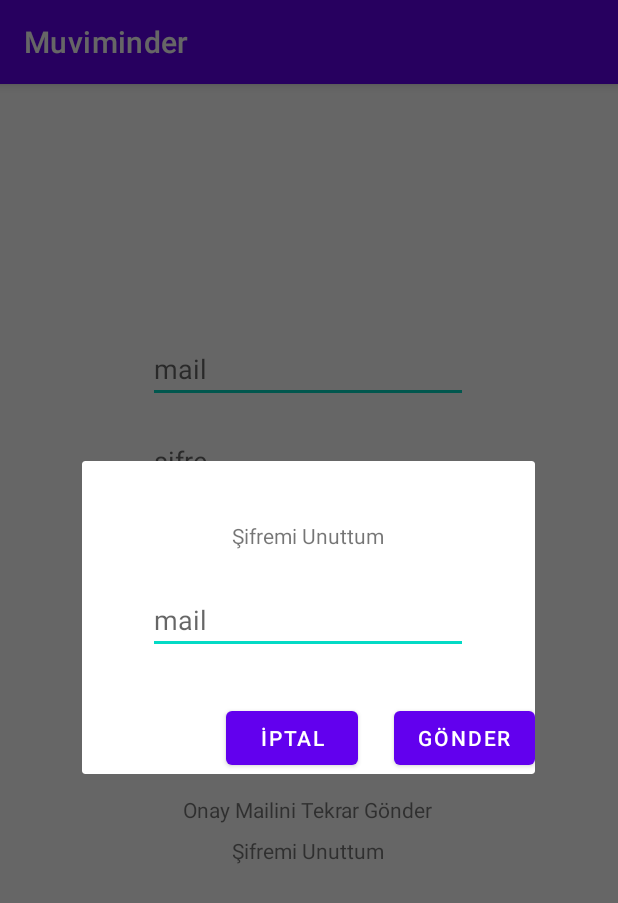
After one commit to tolgabudanoglu/Muviminder, an Android app: the fragment PasswordRemember placed in its activity, on a phone screen of 412 x 824 dp. The commit adds this screen. Shown: the top 903 px of the screen. Run offline under Robolectric (Android 15) with nearby library versions, the light colour scheme and no system bars; our stand-ins replace Firebase (no records; nobody signed in at launch, a user with empty details on screens opened directly); 1 statement that could not run was skipped.

Commit message:
passwordRemember

```diff
--- a/app/src/main/java/com/example/muviminder/LoginActivity.kt
+++ b/app/src/main/java/com/example/muviminder/LoginActivity.kt
@@ -32,6 +32,11 @@ class LoginActivity : AppCompatActivity() {
         tvSendMail.setOnClickListener {
             var dialogGoster = MailAgain()
             dialogGoster.show(supportFragmentManager,"goster")
+        }
+
+        tvPasswordRegen.setOnClickListener {
+            var dialogSifreyiTekrarGonder = PasswordRemember()
+            dialogSifreyiTekrarGonder.show(supportFragmentManager,"passwordRemember")
         }
 
         btnLogin.setOnClickListener {
--- /dev/null
+++ b/app/src/main/java/com/example/muviminder/PasswordRemember.kt
@@ -0,0 +1,65 @@
+package com.example.muviminder
+
+import android.annotation.SuppressLint
+import android.os.Bundle
+
+import android.view.LayoutInflater
+import android.view.View
+import android.view.ViewGroup
+import androidx.fragment.app.DialogFragment
+
+import android.widget.Button
+import android.widget.EditText
+import android.widget.Toast
+import androidx.fragment.app.FragmentActivity
+import com.google.firebase.auth.FirebaseAuth
+
+
+class PasswordRemember : DialogFragment() {
+
+
+    lateinit var emailEditText: EditText
+
+    lateinit var mContext: FragmentActivity
+
+
+
+    override fun onCreateView(
+        inflater: LayoutInflater, container: ViewGroup?,
+        savedInstanceState: Bundle?
+    ): View? {
+
+        var view = inflater.inflate(R.layout.fragment_password_remember, container, false)
+
+        emailEditText = view.findViewById(R.id.etMailPasswordFragment)
+        mContext = requireActivity()
+
+        var btnIptal = view.findViewById<Button>(R.id.btnPaswordIptalFragment)
+        btnIptal.setOnClickListener {
+            dialog?.dismiss()
+        }
+
+        var btnGonder = view.findViewById<Button>(R.id.btnPasswordGonderFragment)
+        btnGonder.setOnClickListener {
+
+            FirebaseAuth.getInstance().sendPasswordResetEmail(emailEditText.text.toString())
+                .addOnCompleteListener{
+                    task->
+                    if (task.isSuccessful){
+                        Toast.makeText(mContext,"şifre sıfırlama maili gönderildi",Toast.LENGTH_SHORT).show()
+                        dialog?.dismiss()
+                    }else{
+                        Toast.makeText(mContext,"Yanlış mail"+task.exception?.message,Toast.LENGTH_SHORT).show()
+
+                    }
+
+                }
+
+
+        }
+
+        return view
+    }
+
+
+}
--- a/app/src/main/res/layout/activity_login.xml
+++ b/app/src/main/res/layout/activity_login.xml
@@ -86,4 +86,15 @@
         app:layout_constraintHorizontal_bias="0.498"
         app:layout_constraintStart_toStartOf="parent"
         app:layout_constraintTop_toBottomOf="@+id/btnLogin" />
+
+    <TextView
+        android:id="@+id/tvPasswordRegen"
+        android:layout_width="wrap_content"
+        android:layout_height="wrap_content"
+        android:layout_marginTop="8dp"
+        android:text="Şifremi Unuttum"
+        app:layout_constraintEnd_toEndOf="parent"
+        app:layout_constraintHorizontal_bias="0.498"
+        app:layout_constraintStart_toStartOf="parent"
+        app:layout_constraintTop_toBottomOf="@+id/tvSendMail" />
 </androidx.constraintlayout.widget.ConstraintLayout>
--- /dev/null
+++ b/app/src/main/res/layout/fragment_password_remember.xml
@@ -0,0 +1,53 @@
+<?xml version="1.0" encoding="utf-8"?>
+<androidx.constraintlayout.widget.ConstraintLayout xmlns:android="http://schemas.android.com/apk/res/android"
+    xmlns:app="http://schemas.android.com/apk/res-auto"
+    xmlns:tools="http://schemas.android.com/tools"
+    android:layout_width="match_parent"
+    android:layout_height="match_parent"
+    tools:context=".PasswordRemember">
+
+
+    <TextView
+        android:id="@+id/tvPasswordRememberFragment"
+        android:layout_width="wrap_content"
+        android:layout_height="wrap_content"
+        android:layout_marginTop="40dp"
+        android:text="Şifremi Unuttum"
+        app:layout_constraintEnd_toEndOf="parent"
+        app:layout_constraintHorizontal_bias="0.498"
+        app:layout_constraintStart_toStartOf="parent"
+        app:layout_constraintTop_toTopOf="parent" />
+
+    <EditText
+        android:id="@+id/etMailPasswordFragment"
+        android:layout_width="wrap_content"
+        android:layout_height="wrap_content"
+        android:layout_marginTop="24dp"
+        android:ems="10"
+        android:hint="mail"
+        android:inputType="textEmailAddress"
+        app:layout_constraintEnd_toEndOf="parent"
+        app:layout_constraintHorizontal_bias="0.497"
+        app:layout_constraintStart_toStartOf="parent"
+        app:layout_constraintTop_toBottomOf="@+id/tvPasswordRememberFragment" />
+
+    <Button
+        android:id="@+id/btnPasswordGonderFragment"
+        android:layout_width="wrap_content"
+        android:layout_height="wrap_content"
+        android:layout_marginStart="24dp"
+        android:layout_marginTop="32dp"
+        android:text="Gönder"
+        app:layout_constraintStart_toEndOf="@+id/btnPaswordIptalFragment"
+        app:layout_constraintTop_toBottomOf="@+id/etMailPasswordFragment" />
+
+    <Button
+        android:id="@+id/btnPaswordIptalFragment"
+        android:layout_width="wrap_content"
+        android:layout_height="wrap_content"
+        android:layout_marginStart="96dp"
+        android:layout_marginTop="32dp"
+        android:text="İptal"
+        app:layout_constraintStart_toStartOf="parent"
+        app:layout_constraintTop_toBottomOf="@+id/etMailPasswordFragment" />
+</androidx.constraintlayout.widget.ConstraintLayout>
--- a/app/src/main/res/menu/main_menu.xml
+++ b/app/src/main/res/menu/main_menu.xml
@@ -1,4 +1,7 @@
 <?xml version="1.0" encoding="utf-8"?>
 <menu xmlns:android="http://schemas.android.com/apk/res/android">
 
+    <item android:id="@+id/menuSignOut" android:title="signOut"></item>
+    <item android:id="@+id/HesapAyarları" android:title="Hesap ayarları"></item>
+
 </menu>
```
Also changed, not shown: app/src/main/java/com/example/muviminder/MainActivity.kt (+82 -0 lines).
